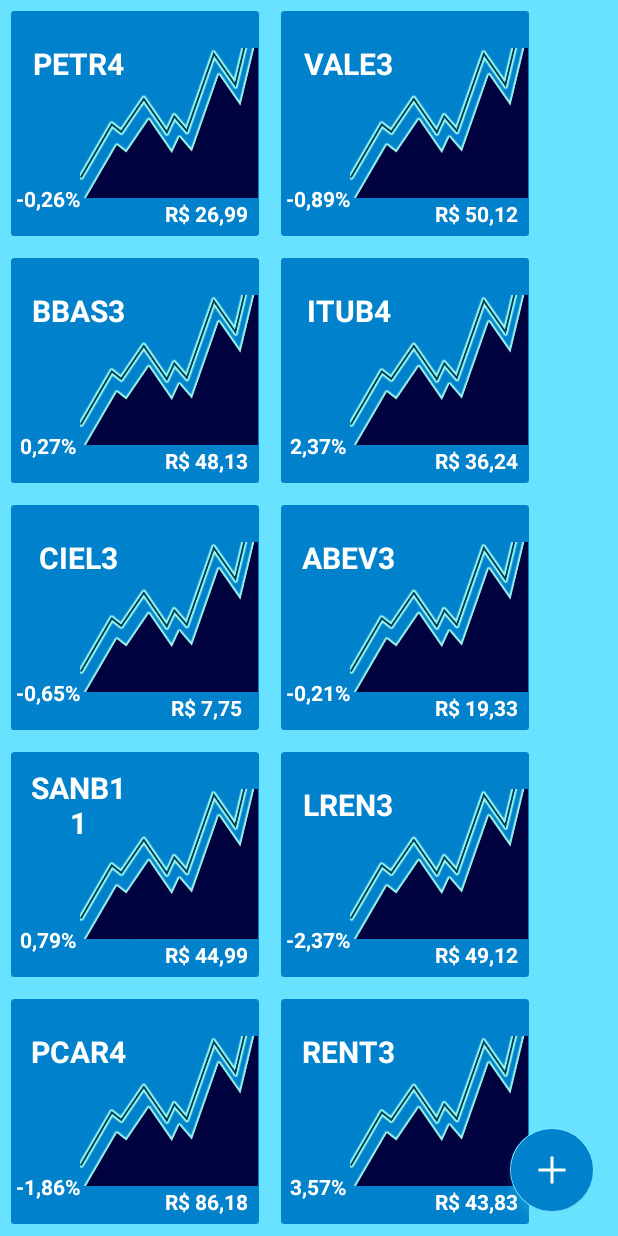
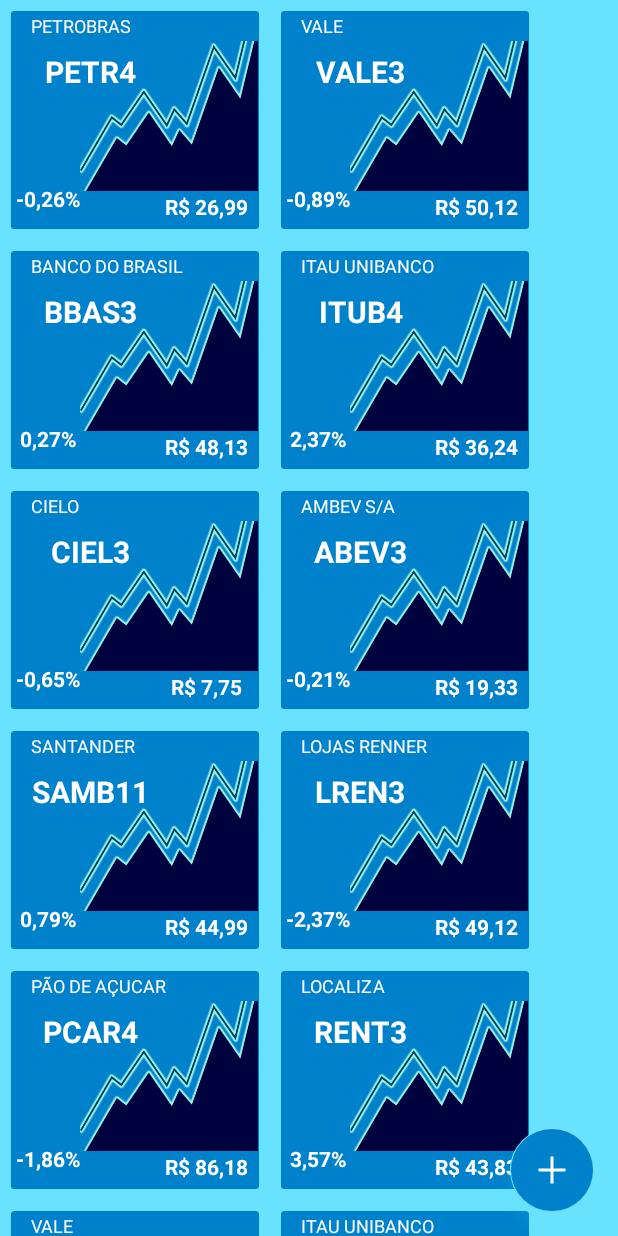
Before and after one commit to erikAntunes/ApphandUp, an Android app: the screen it shows after launch (HomeActivity), on a phone screen of 412 x 824 dp. Run offline under Robolectric (Android 15) with nearby library versions, the phone set to English and light mode, and no system bars; our stand-ins replace FlexboxLayout.

Commit message:
Sprinto pronto para apresentação

```diff
--- a/app/src/main/java/com/titanz/handup/adapter/QuotesAdapter.java
+++ b/app/src/main/java/com/titanz/handup/adapter/QuotesAdapter.java
@@ -48,20 +48,21 @@
     public class ViewHolder extends RecyclerView.ViewHolder {
 
         private TextView nomeTextView;
+        private TextView codTextView;
         private TextView oscilacaoTextView;
         private TextView valorTextView;
 
         public ViewHolder(@NonNull View itemView) {
             super(itemView);
-
             nomeTextView = itemView.findViewById(R.id.quote_nome_celula_id);
+            codTextView = itemView.findViewById(R.id.quote_cod_celula_id);
             oscilacaoTextView = itemView.findViewById(R.id.quote_oscilacao_celula_id);
             valorTextView = itemView.findViewById(R.id.quote_valor_celula_id);
 
         }
         public void setupQuote (Quote quote){
-
             nomeTextView.setText(quote.getNome());
+            codTextView.setText(quote.getCod());
             oscilacaoTextView.setText(quote.getOscilacao());
             valorTextView.setText(quote.getValor());
         }
--- a/app/src/main/java/com/titanz/handup/view/HomeActivity.java
+++ b/app/src/main/java/com/titanz/handup/view/HomeActivity.java
@@ -1,11 +1,8 @@
 package com.titanz.handup.view;
-import android.app.Dialog;
 import android.graphics.Color;
 import android.os.Build;
 import android.os.Bundle;
 import com.google.android.material.floatingactionbutton.FloatingActionButton;
-import com.google.android.material.snackbar.Snackbar;
-import com.google.android.material.textfield.TextInputEditText;
 import com.titanz.handup.R;
 import com.titanz.handup.adapter.QuotesAdapter;
 import com.titanz.handup.model.Quote;
@@ -17,7 +14,6 @@
 import android.view.View;
 import android.view.Window;
 import android.view.WindowManager;
-import android.widget.Button;
 
 import java.util.ArrayList;
 import java.util.List;
@@ -38,75 +34,145 @@
         // Quote Mock
 
         Quote quote1 = new Quote();
-        quote1.setNome("PETR4");
+        quote1.setNome("PETROBRAS");
+        quote1.setCod("PETR4");
         quote1.setOscilacao("-0,26");
         quote1.setValor("26,99");
-        quote1.setCod("1");
         quotesList.add(quote1);
 
         Quote quote2 = new Quote();
-        quote2.setNome("VALE3");
+        quote2.setNome("VALE");
+        quote2.setCod("VALE3");
         quote2.setOscilacao("-0,89");
         quote2.setValor("50,12");
-        quote2.setCod("2");
         quotesList.add(quote2);
 
         Quote quote3 = new Quote();
-        quote3.setNome("BBAS3");
+        quote3.setNome("BANCO DO BRASIL");
+        quote3.setCod("BBAS3");
         quote3.setOscilacao("0,27");
         quote3.setValor("48,13");
-        quote3.setCod("3");
         quotesList.add(quote3);
 
         Quote quote4 = new Quote();
-        quote4.setNome("ITUB4");
+        quote4.setNome("ITAU UNIBANCO");
+        quote4.setCod("ITUB4");
         quote4.setOscilacao("2,37");
         quote4.setValor("36,24");
-        quote4.setCod("4");
         quotesList.add(quote4);
 
         Quote quote5 = new Quote();
-        quote5.setNome("CIEL3");
+        quote5.setNome("CIELO");
+        quote5.setCod("CIEL3");
         quote5.setOscilacao("-0,65");
         quote5.setValor("7,75");
-        quote5.setCod("5");
         quotesList.add(quote5);
 
         Quote quote6 = new Quote();
-        quote6.setNome("ABEV3");
+        quote6.setNome("AMBEV S/A");
+        quote6.setCod("ABEV3");
         quote6.setOscilacao("-0,21");
         quote6.setValor("19,33");
-        quote6.setCod("6");
         quotesList.add(quote6);
 
         Quote quote7 = new Quote();
-        quote7.setNome("SANB11");
+        quote7.setNome("SANTANDER");
+        quote7.setCod("SAMB11");
         quote7.setOscilacao("0,79");
         quote7.setValor("44,99");
-        quote7.setCod("7");
         quotesList.add(quote7);
 
         Quote quote8 = new Quote();
-        quote8.setNome("LREN3");
+        quote8.setNome("LOJAS RENNER");
+        quote8.setCod("LREN3");
         quote8.setOscilacao("-2,37");
         quote8.setValor("49,12");
-        quote8.setCod("8");
         quotesList.add(quote8);
 
         Quote quote9 = new Quote();
-        quote9.setNome("PCAR4");
+        quote9.setNome("PÃO DE AÇUCAR");
+        quote9.setCod("PCAR4");
         quote9.setOscilacao("-1,86");
         quote9.setValor("86,18");
-        quote9.setCod("9");
         quotesList.add(quote9);
 
         Quote quote10 = new Quote();
-        quote10.setNome("RENT3");
+        quote10.setNome("LOCALIZA");
+        quote10.setCod("RENT3");
         quote10.setOscilacao("3,57");
         quote10.setValor("43,83");
-        quote10.setCod("10");
         quotesList.add(quote10);
 
+        quotesList.add(quote2);
+        quotesList.add(quote4);
+        quotesList.add(quote5);
+        quotesList.add(quote7);
+        quotesList.add(quote8);
+        quotesList.add(quote1);
+        quotesList.add(quote9);
+        quotesList.add(quote4);
+        quotesList.add(quote3);
+        quotesList.add(quote5);
+        quotesList.add(quote6);
+        quotesList.add(quote2);
+        quotesList.add(quote3);
+        quotesList.add(quote10);
+        quotesList.add(quote2);
+        quotesList.add(quote4);
+        quotesList.add(quote5);
+        quotesList.add(quote7);
+        quotesList.add(quote8);
+        quotesList.add(quote1);
+        quotesList.add(quote9);
+        quotesList.add(quote4);
+        quotesList.add(quote3);
+        quotesList.add(quote5);
+        quotesList.add(quote6);
+        quotesList.add(quote2);
+        quotesList.add(quote3);
+        quotesList.add(quote10);
+        quotesList.add(quote2);
+        quotesList.add(quote4);
+        quotesList.add(quote5);
+        quotesList.add(quote7);
+        quotesList.add(quote8);
+        quotesList.add(quote1);
+        quotesList.add(quote9);
+        quotesList.add(quote4);
+        quotesList.add(quote3);
+        quotesList.add(quote5);
+        quotesList.add(quote6);
+        quotesList.add(quote2);
+        quotesList.add(quote3);
+        quotesList.add(quote10);
+        quotesList.add(quote2);
+        quotesList.add(quote4);
+        quotesList.add(quote5);
+        quotesList.add(quote7);
+        quotesList.add(quote8);
+        quotesList.add(quote1);
+        quotesList.add(quote9);
+        quotesList.add(quote4);
+        quotesList.add(quote3);
+        quotesList.add(quote5);
+        quotesList.add(quote6);
+        quotesList.add(quote2);
+        quotesList.add(quote3);
+        quotesList.add(quote10);
+        quotesList.add(quote2);
+        quotesList.add(quote4);
+        quotesList.add(quote5);
+        quotesList.add(quote7);
+        quotesList.add(quote8);
+        quotesList.add(quote1);
+        quotesList.add(quote9);
+        quotesList.add(quote4);
+        quotesList.add(quote3);
+        quotesList.add(quote5);
+        quotesList.add(quote6);
+        quotesList.add(quote2);
+        quotesList.add(quote3);
+        quotesList.add(quote10);
         quotesList.add(quote2);
         quotesList.add(quote4);
         quotesList.add(quote5);
--- a/app/src/main/res/layout/quote_celula.xml
+++ b/app/src/main/res/layout/quote_celula.xml
@@ -14,12 +14,10 @@
     xmlns:android="http://schemas.android.com/apk/res/android"
     android:orientation="horizontal"
     android:layout_width="165dp"
-    android:layout_height="150dp"
+    android:layout_height="145dp"
     android:layout_gravity="center"
     android:outlineAmbientShadowColor="@color/darkBlue"
     android:backgroundTint="@color/darkBlue">
-
-
 
 
         <ImageView
@@ -46,10 +44,23 @@
 
         <TextView
             android:id="@+id/quote_nome_celula_id"
-            android:layout_width="70dp"
+            android:layout_width="120dp"
+            android:layout_height="20sp"
+            android:layout_marginLeft="13dp"
+            android:gravity="left|center"
+            android:text="CIELO"
+            android:textColor="@color/white"
+            android:textStyle="normal"
+            android:textSize="12sp"
+            android:layout_gravity="top|left"
+            />
+
+        <TextView
+            android:id="@+id/quote_cod_celula_id"
+            android:layout_width="90dp"
             android:layout_height="50dp"
-            android:layout_marginTop="10dp"
-            android:layout_marginLeft="10dp"
+            android:layout_marginTop="15dp"
+            android:layout_marginLeft="8dp"
             android:gravity="center"
             android:text="CIEL3"
             android:textColor="@color/white"
```
